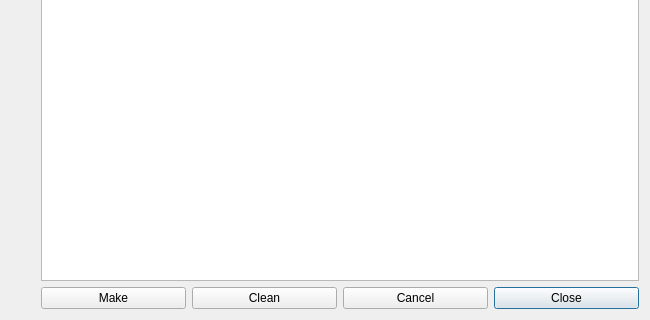
Qt form src/brickv/plugin_system/plugins/red/ui/program_info_delphi_compile.ui (Tinkerforge/brickv) before a commit; both pictures show x 0 to 650 and y 180 to 500 of the 650 by 500 pixel window.
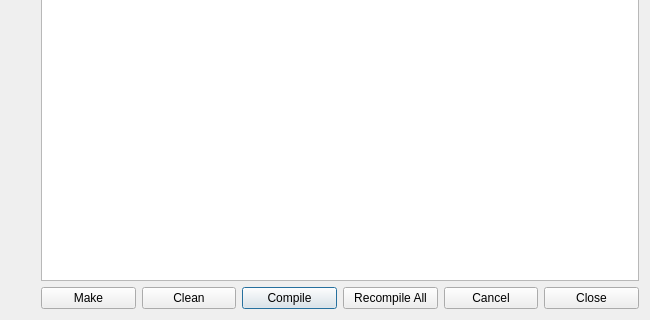
The same form after that commit.

The edit to the form file:
```diff
--- a/src/brickv/plugin_system/plugins/red/ui/program_info_delphi_compile.ui
+++ b/src/brickv/plugin_system/plugins/red/ui/program_info_delphi_compile.ui
@@ -32,7 +32,7 @@
        </property>
       </widget>
      </item>
-     <item row="0" column="1" colspan="4">
+     <item row="0" column="1">
       <widget class="QPlainTextEdit" name="edit_log">
        <property name="sizePolicy">
         <sizepolicy hsizetype="Expanding" vsizetype="Expanding">
@@ -55,6 +55,8 @@
       </widget>
      </item>
      <item row="1" column="1">
+      <layout class="QHBoxLayout" name="horizontalLayout">
+       <item>
       <widget class="QPushButton" name="button_make">
        <property name="text">
         <string>Make</string>
@@ -64,7 +66,7 @@
        </property>
       </widget>
      </item>
-     <item row="1" column="2">
+       <item>
       <widget class="QPushButton" name="button_clean">
        <property name="text">
         <string>Clean</string>
@@ -74,7 +76,21 @@
        </property>
       </widget>
      </item>
-     <item row="1" column="3">
+       <item>
+        <widget class="QPushButton" name="button_compile">
+         <property name="text">
+          <string>Compile</string>
+         </property>
+        </widget>
+       </item>
+       <item>
+        <widget class="QPushButton" name="button_recompile_all">
+         <property name="text">
+          <string>Recompile All</string>
+         </property>
+        </widget>
+       </item>
+       <item>
       <widget class="QPushButton" name="button_cancel">
        <property name="sizePolicy">
         <sizepolicy hsizetype="Minimum" vsizetype="Fixed">
@@ -90,7 +106,7 @@
        </property>
       </widget>
      </item>
-     <item row="1" column="4">
+       <item>
       <widget class="QPushButton" name="button_close">
        <property name="text">
         <string>Close</string>
@@ -100,6 +116,8 @@
     </layout>
    </item>
   </layout>
+   </item>
+  </layout>
  </widget>
  <tabstops>
   <tabstop>edit_log</tabstop>
```
Left out of the diff: 4 changed lines with no effect on the pictures. Lines whose indentation alone changed are shown as unchanged.
